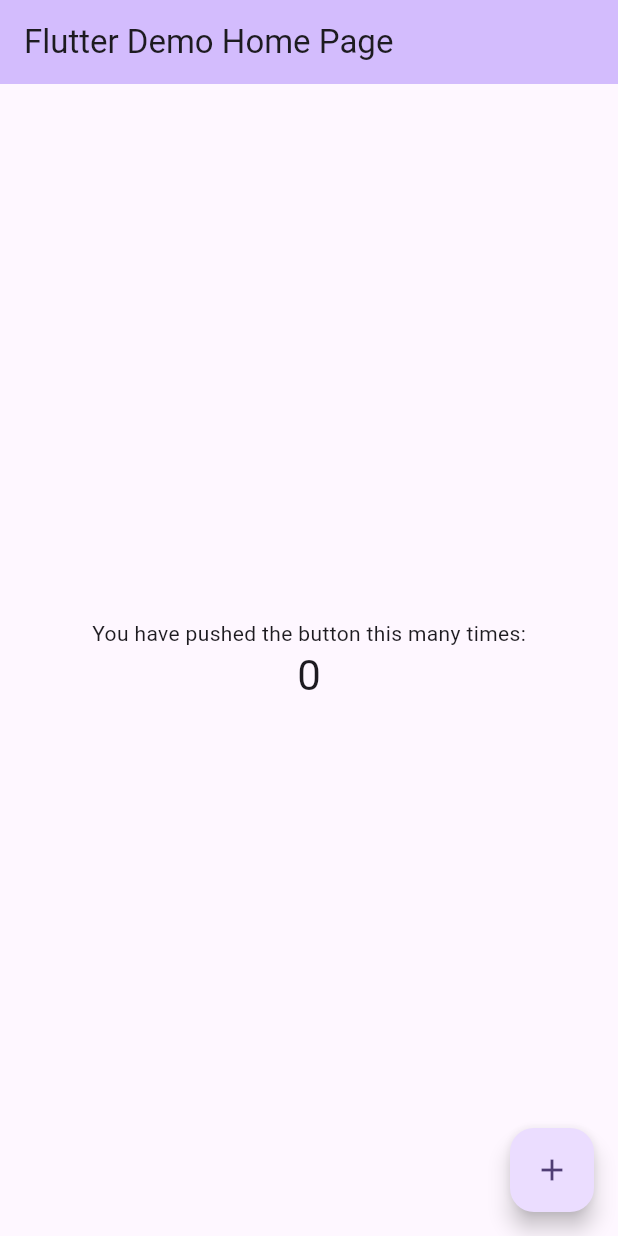
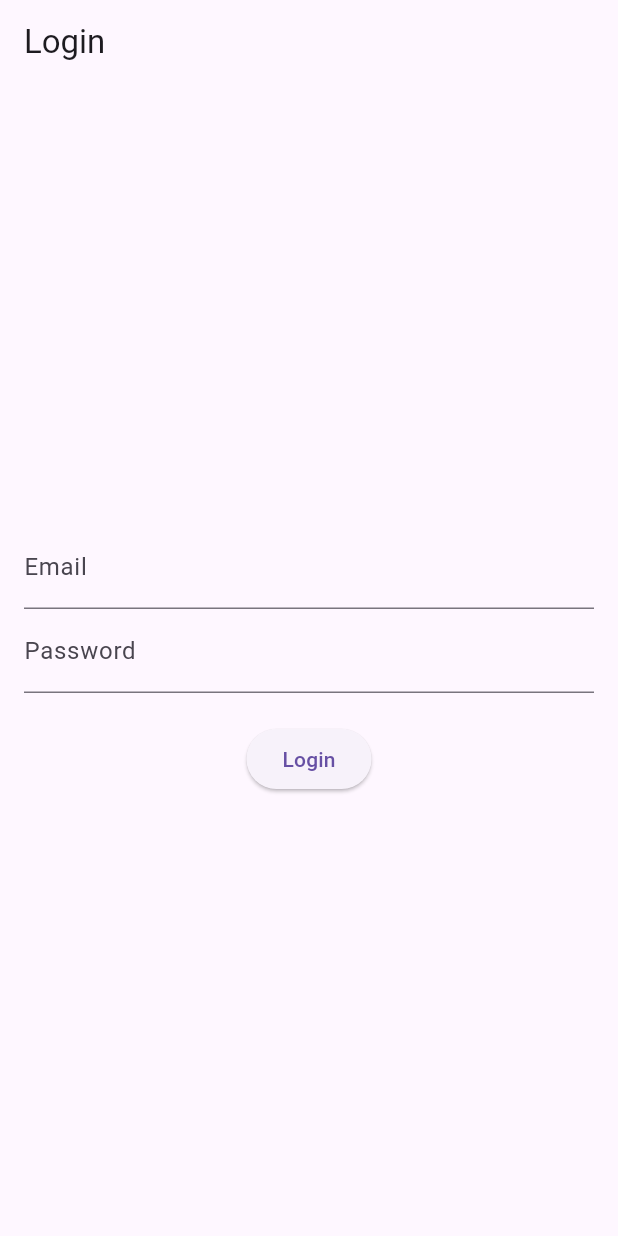
Before and after one commit to dhruvdesai09/SummitPlanner, a Flutter app: the screen it shows after launch, on a phone screen of 412 x 824 dp. Run offline on Flutter 3.47's test engine with Material 3 defaults, Android fonts, the phone set to English and light mode, and no system bars.

Commit message:
login via mobile emulator

```diff
--- a/lib/main.dart
+++ b/lib/main.dart
@@ -1,122 +1,20 @@
 import 'package:flutter/material.dart';
+import 'screens/login_screen.dart';
 
 void main() {
-  runApp(const MyApp());
+  runApp(MyApp());
 }
 
 class MyApp extends StatelessWidget {
   const MyApp({super.key});
 
-  // This widget is the root of your application.
   @override
   Widget build(BuildContext context) {
     return MaterialApp(
-      title: 'Flutter Demo',
-      theme: ThemeData(
-        // This is the theme of your application.
-        //
-        // TRY THIS: Try running your application with "flutter run". You'll see
-        // the application has a purple toolbar. Then, without quitting the app,
-        // try changing the seedColor in the colorScheme below to Colors.green
-        // and then invoke "hot reload" (save your changes or press the "hot
-        // reload" button in a Flutter-supported IDE, or press "r" if you used
-        // the command line to start the app).
-        //
-        // Notice that the counter didn't reset back to zero; the application
-        // state is not lost during the reload. To reset the state, use hot
-        // restart instead.
-        //
-        // This works for code too, not just values: Most code changes can be
-        // tested with just a hot reload.
-        colorScheme: ColorScheme.fromSeed(seedColor: Colors.deepPurple),
-      ),
-      home: const MyHomePage(title: 'Flutter Demo Home Page'),
+      title: 'Summit Planner',
+      debugShowCheckedModeBanner: false,
+      theme: ThemeData(primarySwatch: Colors.blue),
+      home: LoginScreen(),
     );
   }
 }
-
-class MyHomePage extends StatefulWidget {
-  const MyHomePage({super.key, required this.title});
-
-  // This widget is the home page of your application. It is stateful, meaning
-  // that it has a State object (defined below) that contains fields that affect
-  // how it looks.
-
-  // This class is the configuration for the state. It holds the values (in this
-  // case the title) provided by the parent (in this case the App widget) and
-  // used by the build method of the State. Fields in a Widget subclass are
-  // always marked "final".
-
-  final String title;
-
-  @override
-  State<MyHomePage> createState() => _MyHomePageState();
-}
-
-class _MyHomePageState extends State<MyHomePage> {
-  int _counter = 0;
-
-  void _incrementCounter() {
-    setState(() {
-      // This call to setState tells the Flutter framework that something has
-      // changed in this State, which causes it to rerun the build method below
-      // so that the display can reflect the updated values. If we changed
-      // _counter without calling setState(), then the build method would not be
-      // called again, and so nothing would appear to happen.
-      _counter++;
-    });
-  }
-
-  @override
-  Widget build(BuildContext context) {
-    // This method is rerun every time setState is called, for instance as done
-    // by the _incrementCounter method above.
-    //
-    // The Flutter framework has been optimized to make rerunning build methods
-    // fast, so that you can just rebuild anything that needs updating rather
-    // than having to individually change instances of widgets.
-    return Scaffold(
-      appBar: AppBar(
-        // TRY THIS: Try changing the color here to a specific color (to
-        // Colors.amber, perhaps?) and trigger a hot reload to see the AppBar
-        // change color while the other colors stay the same.
-        backgroundColor: Theme.of(context).colorScheme.inversePrimary,
-        // Here we take the value from the MyHomePage object that was created by
-        // the App.build method, and use it to set our appbar title.
-        title: Text(widget.title),
-      ),
-      body: Center(
-        // Center is a layout widget. It takes a single child and positions it
-        // in the middle of the parent.
-        child: Column(
-          // Column is also a layout widget. It takes a list of children and
-          // arranges them vertically. By default, it sizes itself to fit its
-          // children horizontally, and tries to be as tall as its parent.
-          //
-          // Column has various properties to control how it sizes itself and
-          // how it positions its children. Here we use mainAxisAlignment to
-          // center the children vertically; the main axis here is the vertical
-          // axis because Columns are vertical (the cross axis would be
-          // horizontal).
-          //
-          // TRY THIS: Invoke "debug painting" (choose the "Toggle Debug Paint"
-          // action in the IDE, or press "p" in the console), to see the
-          // wireframe for each widget.
-          mainAxisAlignment: MainAxisAlignment.center,
-          children: <Widget>[
-            const Text('You have pushed the button this many times:'),
-            Text(
-              '$_counter',
-              style: Theme.of(context).textTheme.headlineMedium,
-            ),
-          ],
-        ),
-      ),
-      floatingActionButton: FloatingActionButton(
-        onPressed: _incrementCounter,
-        tooltip: 'Increment',
-        child: const Icon(Icons.add),
-      ), // This trailing comma makes auto-formatting nicer for build methods.
-    );
-  }
-}
--- a/lib/screens/login_screen.dart
+++ b/lib/screens/login_screen.dart
@@ -0,0 +1,66 @@
+import 'package:flutter/material.dart';
+import '../services/api_service.dart';
+
+class LoginScreen extends StatefulWidget {
+  const LoginScreen({super.key});
+
+  @override
+  _LoginScreenState createState() => _LoginScreenState();
+}
+
+class _LoginScreenState extends State<LoginScreen> {
+  final TextEditingController _emailController = TextEditingController();
+  final TextEditingController _passwordController = TextEditingController();
+
+  Future<void> _login() async {
+    String email = _emailController.text.trim();
+    String password = _passwordController.text.trim();
+
+    if (email.isNotEmpty && password.isNotEmpty) {
+      var response = await ApiService.login(email, password);
+      if (response.containsKey('access_token')) {
+        ScaffoldMessenger.of(context).showSnackBar(
+          const SnackBar(content: Text('Login Successful!')),
+        );
+        // TODO: Navigate to Home Screen
+      } else {
+        ScaffoldMessenger.of(context).showSnackBar(
+          SnackBar(content: Text(response['detail'] ?? 'Login failed!')),
+        );
+      }
+    } else {
+      ScaffoldMessenger.of(context).showSnackBar(
+        const SnackBar(content: Text('Please fill all fields!')),
+      );
+    }
+  }
+
+  @override
+  Widget build(BuildContext context) {
+    return Scaffold(
+      appBar: AppBar(title: const Text("Login")),
+      body: Padding(
+        padding: const EdgeInsets.all(16.0),
+        child: Column(
+          mainAxisAlignment: MainAxisAlignment.center,
+          children: [
+            TextField(
+              controller: _emailController,
+              decoration: const InputDecoration(labelText: "Email"),
+            ),
+            TextField(
+              controller: _passwordController,
+              decoration: const InputDecoration(labelText: "Password"),
+              obscureText: true,
+            ),
+            const SizedBox(height: 20),
+            ElevatedButton(
+              onPressed: _login,
+              child: const Text("Login"),
+            ),
+          ],
+        ),
+      ),
+    );
+  }
+}
```
Also changed, not shown: lib/services/api_service.dart (+57 -18 lines), 4 other files.
